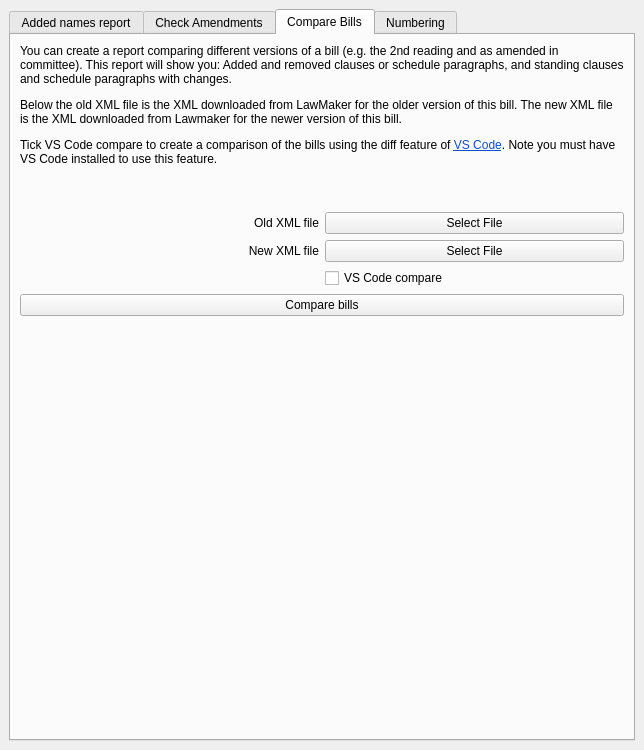
The window that src/lawchecker/ui/addedNames.ui (hoc-ppu/lawchecker) describes before a commit, drawn with Qt 5.
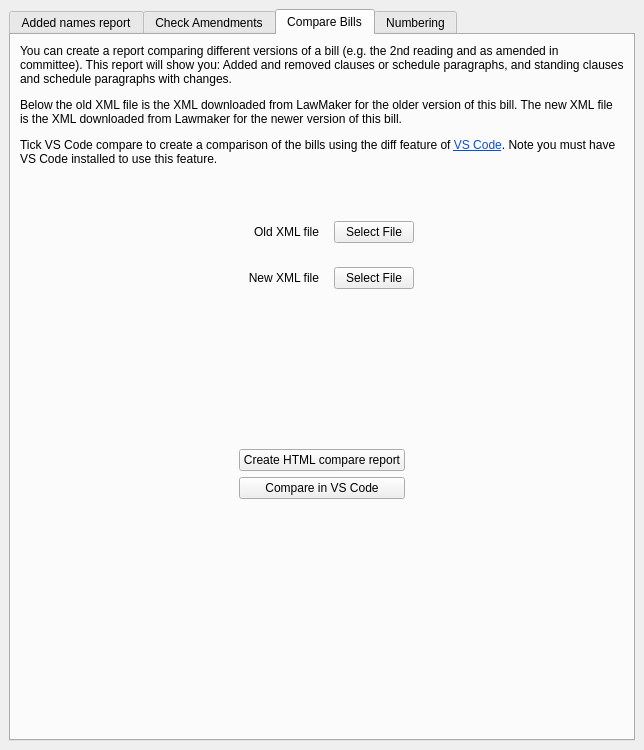
The same window after the commit. The open tabs and pages were chosen to show the change.

```diff
--- a/src/lawchecker/ui/addedNames.ui
+++ b/src/lawchecker/ui/addedNames.ui
@@ -11,7 +11,7 @@
    </rect>
   </property>
   <property name="windowTitle">
-   <string>SupCheck</string>
+   <string>LawChecker</string>
   </property>
   <widget class="QWidget" name="centralwidget">
    <layout class="QVBoxLayout" name="verticalLayout_5">
@@ -306,6 +306,16 @@
        <layout class="QVBoxLayout" name="verticalLayout_7">
         <item>
          <layout class="QGridLayout" name="gridLayout_6" columnstretch="1,1">
+          <item row="0" column="0" colspan="2">
+           <widget class="QLabel" name="instruction_label_3">
+            <property name="text">
+             <string>&lt;html&gt;&lt;head/&gt;&lt;body&gt;&lt;p&gt;You can create a report comparing different versions of a bill (e.g. the 2nd reading and as amended in committee). This report will show you: Added and removed clauses or schedule paragraphs, and standing clauses and schedule paragraphs with changes.&lt;/p&gt;&lt;p&gt;Below the old XML file is the XML downloaded from LawMaker for the older version of this bill. The new XML file is the XML downloaded from Lawmaker for the newer version of this bill.&lt;/p&gt;&lt;p&gt;Tick VS Code compare to create a comparison of the bills using the diff feature of &lt;a href=&quot;https://code.visualstudio.com/&quot;&gt;&lt;span style=&quot; text-decoration: underline; color:#094fd1;&quot;&gt;VS Code&lt;/span&gt;&lt;/a&gt;. Note you must have VS Code installed to use this feature.&lt;/p&gt;&lt;p&gt;&lt;br/&gt;&lt;/p&gt;&lt;/body&gt;&lt;/html&gt;</string>
+            </property>
+            <property name="wordWrap">
+             <bool>true</bool>
+            </property>
+           </widget>
+          </item>
           <item row="1" column="0">
            <widget class="QLabel" name="label_10">
             <property name="text">
@@ -316,11 +326,42 @@
             </property>
            </widget>
           </item>
-          <item row="2" column="1">
-           <widget class="QPushButton" name="new_bill_XML_btn">
-            <property name="text">
-             <string>Select File</string>
+          <item row="1" column="1">
+           <widget class="QWidget" name="widget_5" native="true">
+            <property name="minimumSize">
+             <size>
+              <width>0</width>
+              <height>15</height>
+             </size>
             </property>
+            <property name="maximumSize">
+             <size>
+              <width>16777215</width>
+              <height>16777215</height>
+             </size>
+            </property>
+            <layout class="QHBoxLayout" name="horizontalLayout">
+             <item>
+              <widget class="QPushButton" name="old_bill_XML_btn">
+               <property name="text">
+                <string>Select File</string>
+               </property>
+              </widget>
+             </item>
+             <item>
+              <spacer name="horizontalSpacer_3">
+               <property name="orientation">
+                <enum>Qt::Horizontal</enum>
+               </property>
+               <property name="sizeHint" stdset="0">
+                <size>
+                 <width>40</width>
+                 <height>20</height>
+                </size>
+               </property>
+              </spacer>
+             </item>
+            </layout>
            </widget>
           </item>
           <item row="2" column="0">
@@ -333,37 +374,103 @@
             </property>
            </widget>
           </item>
-          <item row="1" column="1">
-           <widget class="QPushButton" name="old_bill_XML_btn">
-            <property name="text">
-             <string>Select File</string>
+          <item row="2" column="1">
+           <widget class="QWidget" name="widget_6" native="true">
+            <property name="minimumSize">
+             <size>
+              <width>0</width>
+              <height>15</height>
+             </size>
             </property>
-           </widget>
-          </item>
-          <item row="0" column="0" colspan="2">
-           <widget class="QLabel" name="instruction_label_3">
-            <property name="text">
-             <string>&lt;html&gt;&lt;head/&gt;&lt;body&gt;&lt;p&gt;You can create a report comparing different versions of a bill (e.g. the 2nd reading and as amended in committee). This report will show you: Added and removed clauses or schedule paragraphs, and standing clauses and schedule paragraphs with changes.&lt;/p&gt;&lt;p&gt;Below the old XML file is the XML downloaded from LawMaker for the older version of this bill. The new XML file is the XML downloaded from Lawmaker for the newer version of this bill.&lt;/p&gt;&lt;p&gt;Tick VS Code compare to create a comparison of the bills using the diff feature of &lt;a href=&quot;https://code.visualstudio.com/&quot;&gt;&lt;span style=&quot; text-decoration: underline; color:#094fd1;&quot;&gt;VS Code&lt;/span&gt;&lt;/a&gt;. Note you must have VS Code installed to use this feature.&lt;/p&gt;&lt;p&gt;&lt;br/&gt;&lt;/p&gt;&lt;/body&gt;&lt;/html&gt;</string>
-            </property>
-            <property name="wordWrap">
-             <bool>true</bool>
-            </property>
-           </widget>
-          </item>
-          <item row="3" column="1">
-           <widget class="QCheckBox" name="vs_code_diff">
-            <property name="text">
-             <string>VS Code compare</string>
-            </property>
+            <layout class="QHBoxLayout" name="horizontalLayout_2">
+             <item>
+              <widget class="QPushButton" name="new_bill_XML_btn">
+               <property name="text">
+                <string>Select File</string>
+               </property>
+              </widget>
+             </item>
+             <item>
+              <spacer name="horizontalSpacer_4">
+               <property name="orientation">
+                <enum>Qt::Horizontal</enum>
+               </property>
+               <property name="sizeHint" stdset="0">
+                <size>
+                 <width>40</width>
+                 <height>20</height>
+                </size>
+               </property>
+              </spacer>
+             </item>
+            </layout>
            </widget>
           </item>
          </layout>
         </item>
         <item>
-         <widget class="QPushButton" name="create_bill_compare_btn">
-          <property name="text">
-           <string>Compare bills</string>
-          </property>
+         <widget class="QWidget" name="widget_3" native="true">
+          <layout class="QGridLayout" name="gridLayout_7">
+           <item row="1" column="2">
+            <spacer name="horizontalSpacer_2">
+             <property name="orientation">
+              <enum>Qt::Horizontal</enum>
+             </property>
+             <property name="sizeHint" stdset="0">
+              <size>
+               <width>40</width>
+               <height>20</height>
+              </size>
+             </property>
+            </spacer>
+           </item>
+           <item row="1" column="1">
+            <widget class="QWidget" name="widget_4" native="true">
+             <layout class="QVBoxLayout" name="verticalLayout_6">
+              <item>
+               <widget class="QPushButton" name="create_bill_compare_btn">
+                <property name="text">
+                 <string>Create HTML compare report</string>
+                </property>
+               </widget>
+              </item>
+              <item>
+               <widget class="QPushButton" name="compare_vs_code_btn">
+                <property name="text">
+                 <string>Compare in VS Code</string>
+                </property>
+               </widget>
+              </item>
+             </layout>
+            </widget>
+           </item>
+           <item row="1" column="0">
+            <spacer name="horizontalSpacer">
+             <property name="orientation">
+              <enum>Qt::Horizontal</enum>
+             </property>
+             <property name="sizeHint" stdset="0">
+              <size>
+               <width>40</width>
+               <height>20</height>
+              </size>
+             </property>
+            </spacer>
+           </item>
+           <item row="0" column="1">
+            <spacer name="verticalSpacer_3">
+             <property name="orientation">
+              <enum>Qt::Vertical</enum>
+             </property>
+             <property name="sizeHint" stdset="0">
+              <size>
+               <width>20</width>
+               <height>40</height>
+              </size>
+             </property>
+            </spacer>
+           </item>
+          </layout>
          </widget>
         </item>
         <item>
```
